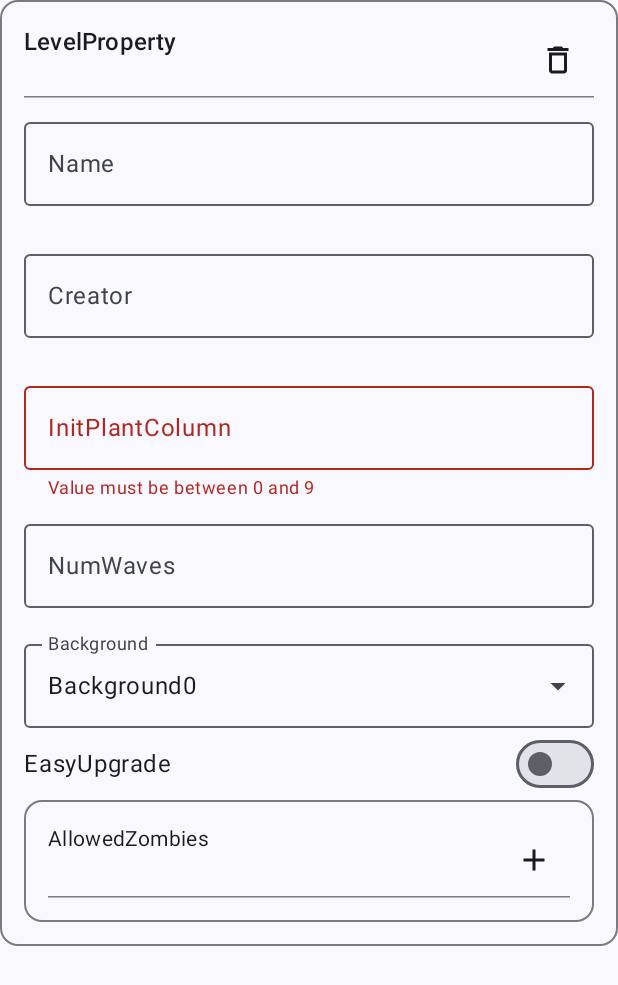
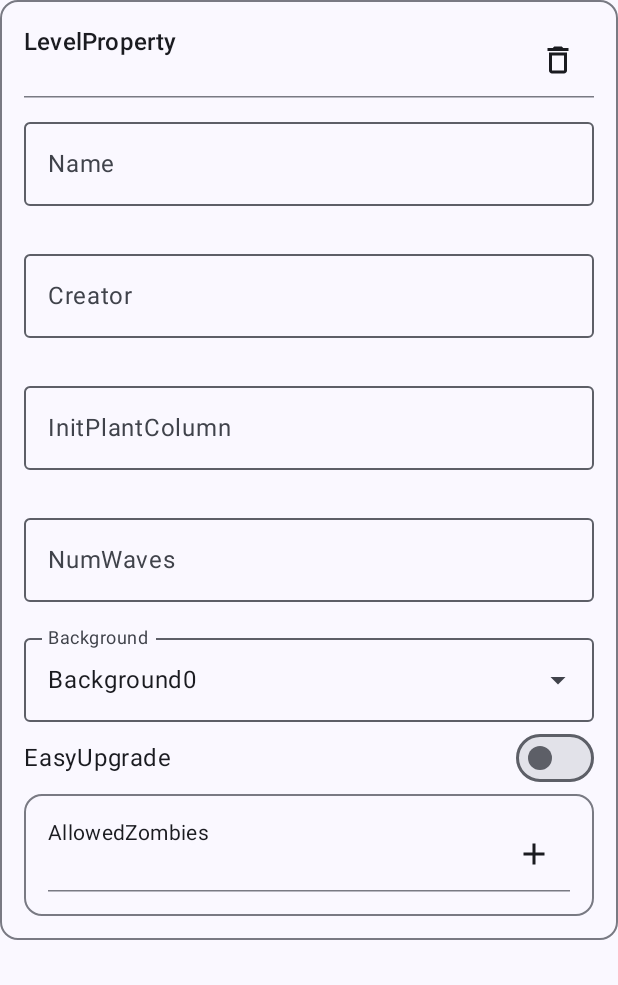
Before and after one commit to iAkariAk/LevelCat, an Android app built with Jetpack Compose: the composable LevelPropertyEditor shown on its own in the app's theme, on a phone screen of 412 x 824 dp. Shown: the top 985 px of the screen. Run offline under Robolectric (Android 15) with nearby library versions, the phone set to English and light mode, and no system bars.

Commit message:
修正一系列的bug

```diff
--- a/app/src/main/java/com/akari/levelcat/level/model/component/LevelProperty.kt
+++ b/app/src/main/java/com/akari/levelcat/level/model/component/LevelProperty.kt
@@ -17,8 +17,10 @@ import com.akari.levelcat.level.model.constant.BackgroundType
 import com.akari.levelcat.level.model.constant.ZombieType
 import com.akari.levelcat.level.ui.component.*
 import com.akari.levelcat.level.util.InputPatterns
+import com.akari.levelcat.level.util.InputPatterns.EmptyOnly
 import com.akari.levelcat.level.util.InputPatterns.IntOrEmpty
 import com.akari.levelcat.level.util.copyUnsafely
+import com.akari.levelcat.level.util.or
 import com.akari.levelcat.level.util.patternOf
 import kotlinx.serialization.SerialName
 import kotlinx.serialization.Serializable
@@ -102,7 +104,8 @@ data class LevelPropertyState(
 }
 
 
-private val NotHighViewCreator = patternOf("你不是真正的高视角！") { it != "高视角" } // Easter Egg!
+private val CreatorPattern = patternOf("你不是真正的高视角！") { it != "高视角" } // Easter Egg!
+private val InitPlantColumnPattern = InputPatterns.IntRange(0..9) or EmptyOnly
 
 @Composable
 fun LevelPropertyEditor(
@@ -122,8 +125,8 @@ fun LevelPropertyEditor(
     ) {
         listOf(
             Triple("Name", componentState::name, null),
-            Triple("Creator", componentState::creator, NotHighViewCreator),
-            Triple("InitPlantColumn", componentState::initPlantColumn, InputPatterns.IntRange(0..9)),
+            Triple("Creator", componentState::creator, CreatorPattern),
+            Triple("InitPlantColumn", componentState::initPlantColumn, InitPlantColumnPattern),
             Triple("NumWaves", componentState::numWaves, IntOrEmpty),
 //            Triple("Background", componentState::background, InputPatterns.IntRange(0..19)),
 //            Triple("EasyUpgrade", componentState::easyUpgrade, BooleanOrEmpty),
--- a/app/src/main/java/com/akari/levelcat/level/model/constant/BackgroundType.kt
+++ b/app/src/main/java/com/akari/levelcat/level/model/constant/BackgroundType.kt
@@ -1,7 +1,10 @@
 package com.akari.levelcat.level.model.constant
+
+import kotlinx.serialization.Serializable
 
 object BackgroundSerializer : ConstantEnumSerializer<BackgroundType>(BackgroundType.entries)
 
+@Serializable(with = BackgroundSerializer::class)
 enum class BackgroundType(
     override val id: Int
 ) : ConstantEnum {
--- a/app/src/main/java/com/akari/levelcat/level/util/InputPatterns.kt
+++ b/app/src/main/java/com/akari/levelcat/level/util/InputPatterns.kt
@@ -51,6 +51,7 @@ infix fun InputPattern.xor(other: InputPattern) =
 
 @Suppress("MemberVisibilityCanBePrivate")
 object InputPatterns {
+    val Any = patternOf { true }
     val EmptyOnly = patternOf("Value must be empty") { it.isEmpty() }
     val IntOnly = patternOf("Value must be an integer") { it.toIntOrNull() != null }
     val BooleanOnly =
```
